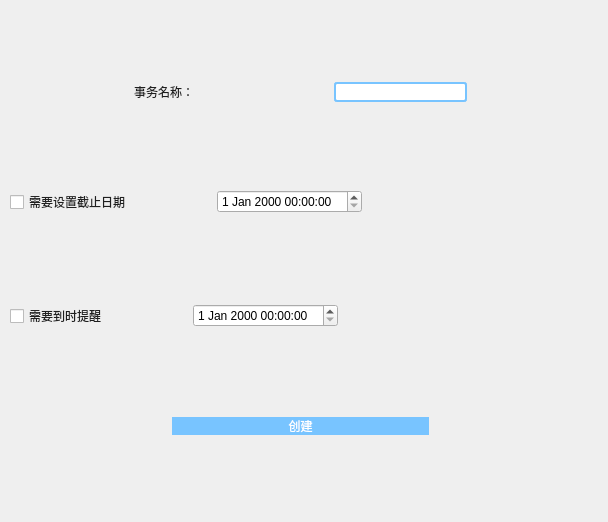
Old version of the form add_job.ui in the repository interestingLSY/DDL-Firewall.
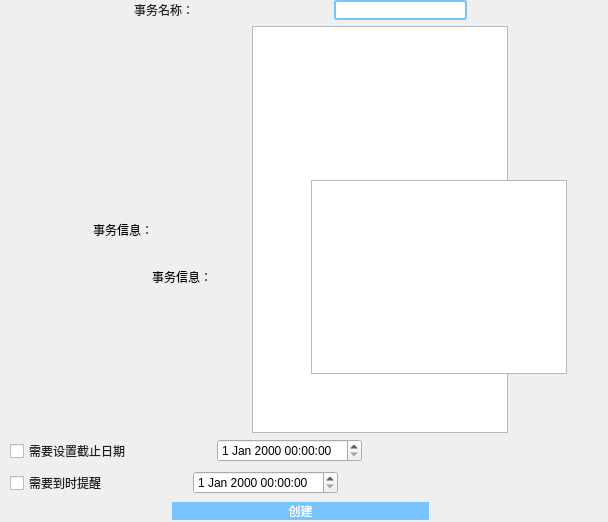
New version of the form.

Commit message: edit function for scheduled tasks

What changed in the file:
```diff
--- a/add_job.ui
+++ b/add_job.ui
@@ -25,7 +25,7 @@
      <height>521</height>
     </rect>
    </property>
-   <layout class="QVBoxLayout" name="verticalLayout" stretch="6,6,6,8">
+   <layout class="QVBoxLayout" name="verticalLayout" stretch="6,0,6,6,8">
     <property name="sizeConstraint">
      <enum>QLayout::SetDefaultConstraint</enum>
     </property>
@@ -98,6 +98,59 @@
       </item>
      </layout>
     </item>
+    <item>
+     <layout class="QHBoxLayout" name="horizontalLayout_3">
+      <item>
+       <spacer name="horizontalSpacer_2">
+        <property name="orientation">
+         <enum>Qt::Horizontal</enum>
+        </property>
+        <property name="sizeHint" stdset="0">
+         <size>
+          <width>40</width>
+          <height>20</height>
+         </size>
+        </property>
+       </spacer>
+      </item>
+      <item>
+       <widget class="QLabel" name="label_2">
+        <property name="text">
+         <string>事务信息：</string>
+        </property>
+       </widget>
+      </item>
+      <item>
+       <spacer name="horizontalSpacer_9">
+        <property name="orientation">
+         <enum>Qt::Horizontal</enum>
+        </property>
+        <property name="sizeHint" stdset="0">
+         <size>
+          <width>40</width>
+          <height>20</height>
+         </size>
+        </property>
+       </spacer>
+      </item>
+      <item>
+       <widget class="QTextEdit" name="textEdit"/>
+      </item>
+      <item>
+       <spacer name="horizontalSpacer_10">
+        <property name="orientation">
+         <enum>Qt::Horizontal</enum>
+        </property>
+        <property name="sizeHint" stdset="0">
+         <size>
+          <width>40</width>
+          <height>20</height>
+         </size>
+        </property>
+       </spacer>
+      </item>
+     </layout>
+    </item>
     <item>
      <layout class="QHBoxLayout" name="ymd_layout" stretch="0,0,0,0">
       <property name="leftMargin">
@@ -265,6 +318,67 @@
     </item>
    </layout>
   </widget>
+  <widget class="QWidget" name="horizontalLayoutWidget_3">
+   <property name="geometry">
+    <rect>
+     <x>60</x>
+     <y>180</y>
+     <width>599</width>
+     <height>194</height>
+    </rect>
+   </property>
+   <layout class="QHBoxLayout" name="horizontalLayout_5">
+    <item>
+     <spacer name="horizontalSpacer_13">
+      <property name="orientation">
+       <enum>Qt::Horizontal</enum>
+      </property>
+      <property name="sizeHint" stdset="0">
+       <size>
+        <width>40</width>
+        <height>20</height>
+       </size>
+      </property>
+     </spacer>
+    </item>
+    <item>
+     <widget class="QLabel" name="label_3">
+      <property name="text">
+       <string>事务信息：</string>
+      </property>
+     </widget>
+    </item>
+    <item>
+     <spacer name="horizontalSpacer_14">
+      <property name="orientation">
+       <enum>Qt::Horizontal</enum>
+      </property>
+      <property name="sizeHint" stdset="0">
+       <size>
+        <width>40</width>
+        <height>20</height>
+       </size>
+      </property>
+     </spacer>
+    </item>
+    <item>
+     <widget class="QTextEdit" name="textEdit_2"/>
+    </item>
+    <item>
+     <spacer name="horizontalSpacer_15">
+      <property name="orientation">
+       <enum>Qt::Horizontal</enum>
+      </property>
+      <property name="sizeHint" stdset="0">
+       <size>
+        <width>40</width>
+        <height>20</height>
+       </size>
+      </property>
+     </spacer>
+    </item>
+   </layout>
+  </widget>
  </widget>
  <resources/>
  <connections/>
```
The commit also changes 10 other files.
